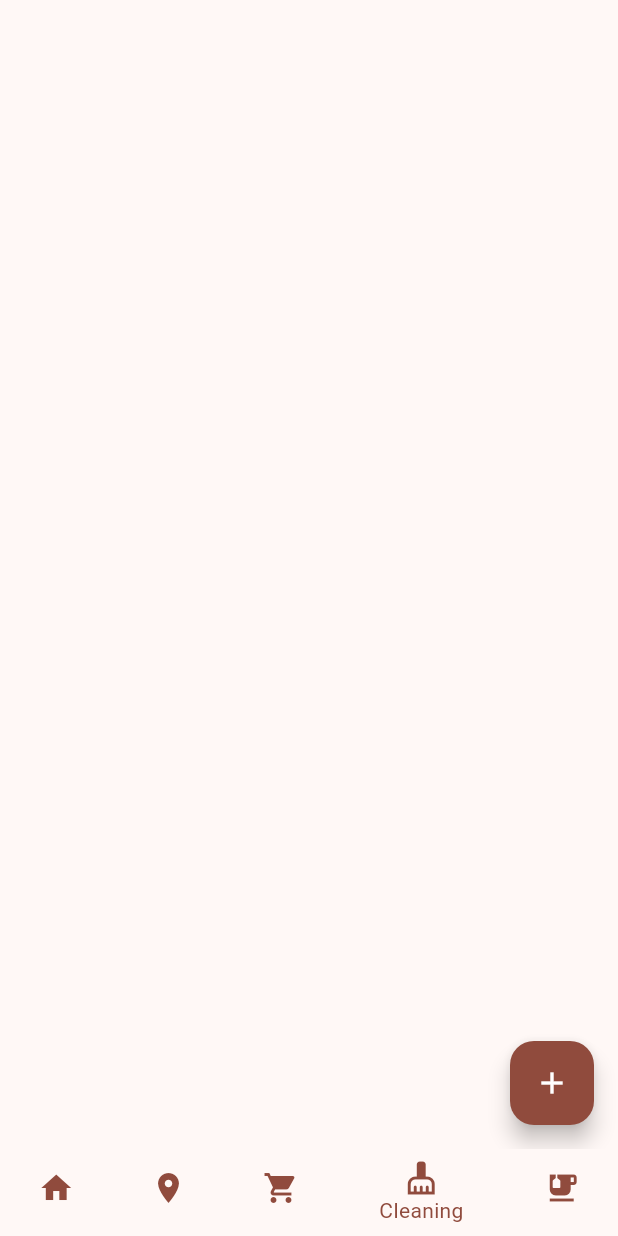
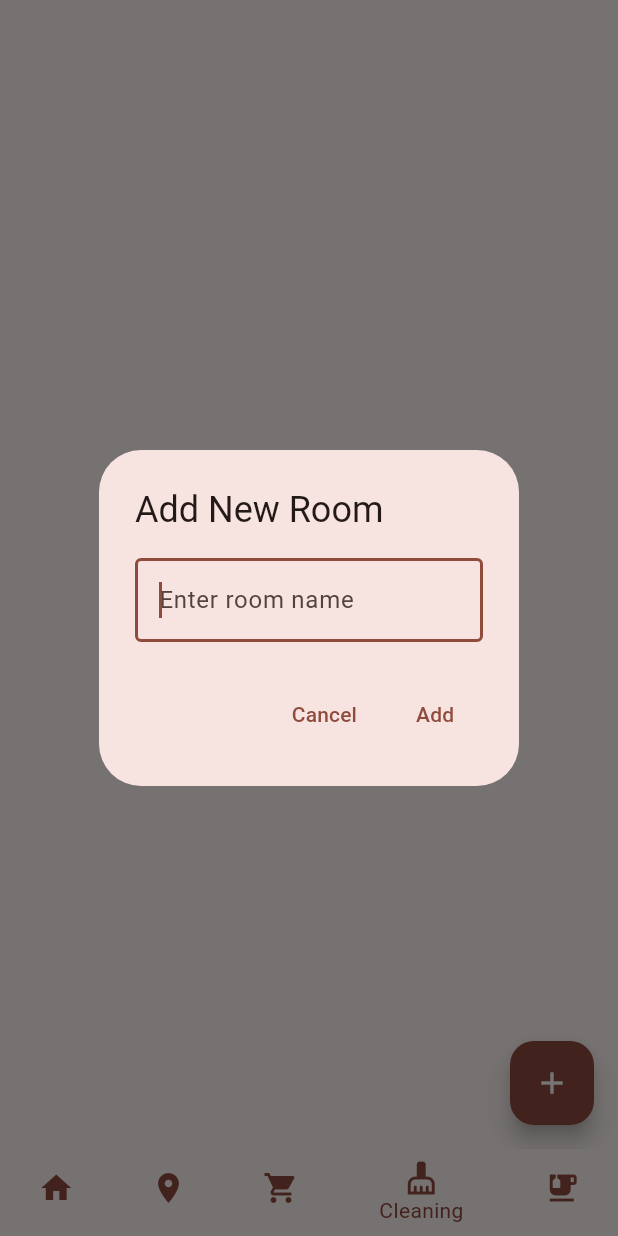
Before and after one commit to Oliver-Form/mission, a Flutter app: the screen it shows after launch, item 4 of the bottom bar chosen, after a tap on the "add" icon, on a phone screen of 412 x 824 dp. Run offline on Flutter 3.47's test engine with Material 3 defaults, Android fonts, the phone set to English and light mode, and no system bars; Roboto replaces fonts that are missing (Georgia).

Commit message:
you can add rooms now

```diff
--- a/lib/screens/cleaning_page.dart
+++ b/lib/screens/cleaning_page.dart
@@ -8,8 +8,56 @@ class CleaningPage extends StatefulWidget {
 }
 
 class _CleaningPageState extends State<CleaningPage> {
-  final List<Map<String, dynamic>> _rooms = [
-  ];
+  final List<Map<String, dynamic>> _rooms = [];
+  final TextEditingController _roomController = TextEditingController();
+
+  void _showAddRoomDialog() {
+    showDialog(
+      context: context,
+      builder: (BuildContext context) {
+        return AlertDialog(
+          title: const Text('Add New Room'),
+          content: TextField(
+            controller: _roomController,
+            decoration: const InputDecoration(
+              hintText: 'Enter room name',
+              border: OutlineInputBorder(),
+            ),
+            autofocus: true,
+          ),
+          actions: [
+            TextButton(
+              onPressed: () {
+                Navigator.of(context).pop();
+                _roomController.clear();
+              },
+              child: const Text('Cancel'),
+            ),
+            TextButton(
+              onPressed: () {
+                if (_roomController.text.isNotEmpty) {
+                  setState(() {
+                    _rooms.add({
+                      'title': _roomController.text,
+                    });
+                  });
+                  Navigator.of(context).pop();
+                  _roomController.clear();
+                }
+              },
+              child: const Text('Add'),
+            ),
+          ],
+        );
+      },
+    );
+  }
+
+  @override
+  void dispose() {
+    _roomController.dispose();
+    super.dispose();
+  }
 
   @override
   Widget build(BuildContext context) {
@@ -36,9 +84,7 @@ class _CleaningPageState extends State<CleaningPage> {
         },
       ),
       floatingActionButton: FloatingActionButton(
-        onPressed: () {
-          // TODO: Implement add new
-        },
+        onPressed: _showAddRoomDialog,
         backgroundColor: Theme.of(context).colorScheme.primary,
         child: const Icon(Icons.add, color: Colors.white),
       ),
```
